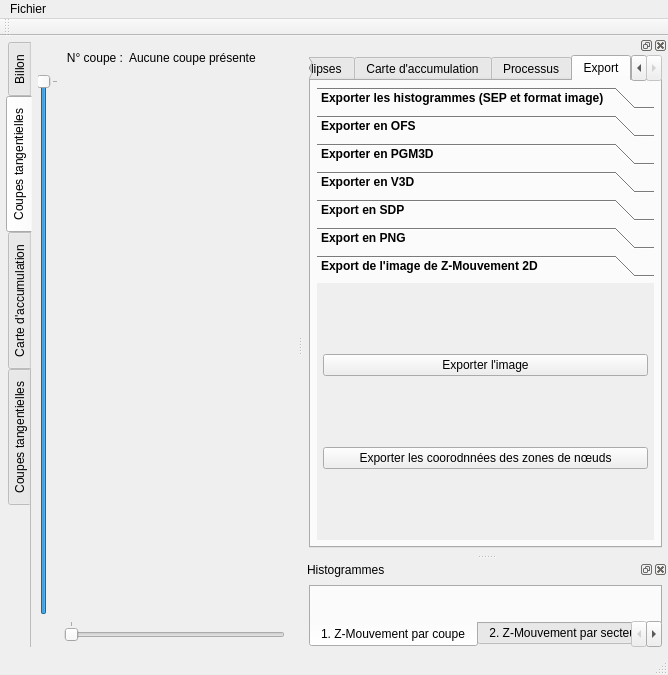
This is ui/mainwindow.ui in akrah/TKDetection as Qt 5 draws it before an edit. The edited form follows.
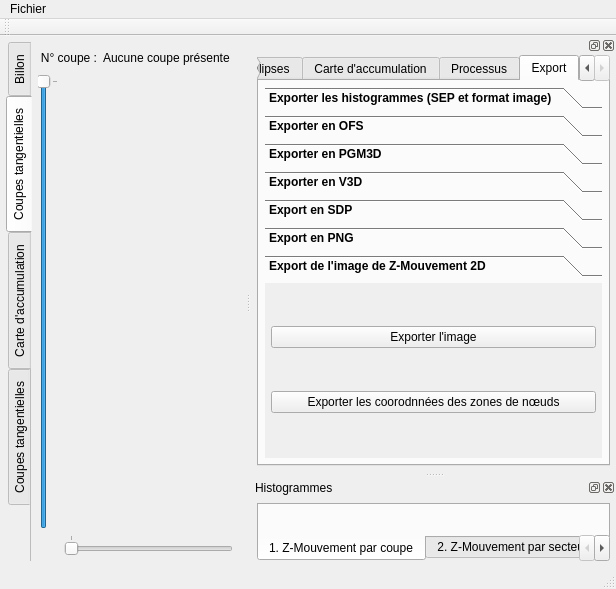
This is the edited form. The open tabs and pages were chosen to show the change. Custom widgets are drawn as their Qt base class.

```diff
--- a/ui/mainwindow.ui
+++ b/ui/mainwindow.ui
@@ -6,8 +6,8 @@
    <rect>
     <x>0</x>
     <y>0</y>
-    <width>668</width>
-    <height>675</height>
+    <width>616</width>
+    <height>589</height>
    </rect>
   </property>
   <property name="windowTitle">
@@ -303,8 +303,8 @@
     <rect>
      <x>0</x>
      <y>0</y>
-     <width>668</width>
-     <height>29</height>
+     <width>616</width>
+     <height>20</height>
     </rect>
    </property>
    <widget class="QMenu" name="menuFichier">
@@ -3006,8 +3006,8 @@
              <rect>
               <x>0</x>
               <y>0</y>
-              <width>341</width>
-              <height>151</height>
+              <width>308</width>
+              <height>70</height>
              </rect>
             </property>
             <attribute name="label">
@@ -3074,7 +3074,26 @@
         </attribute>
         <layout class="QHBoxLayout" name="horizontalLayout_4">
          <item>
-          <widget class="QwtPlot" name="_plotSliceHistogram"/>
+          <widget class="QwtPlot" name="_plotSliceHistogram">
+           <property name="sizePolicy">
+            <sizepolicy hsizetype="Maximum" vsizetype="Maximum">
+             <horstretch>0</horstretch>
+             <verstretch>0</verstretch>
+            </sizepolicy>
+           </property>
+           <property name="minimumSize">
+            <size>
+             <width>100</width>
+             <height>10</height>
+            </size>
+           </property>
+           <property name="maximumSize">
+            <size>
+             <width>999999</width>
+             <height>999998</height>
+            </size>
+           </property>
+          </widget>
          </item>
         </layout>
        </widget>
```
Left out of the diff: 66 changed lines with no effect on the pictures.
